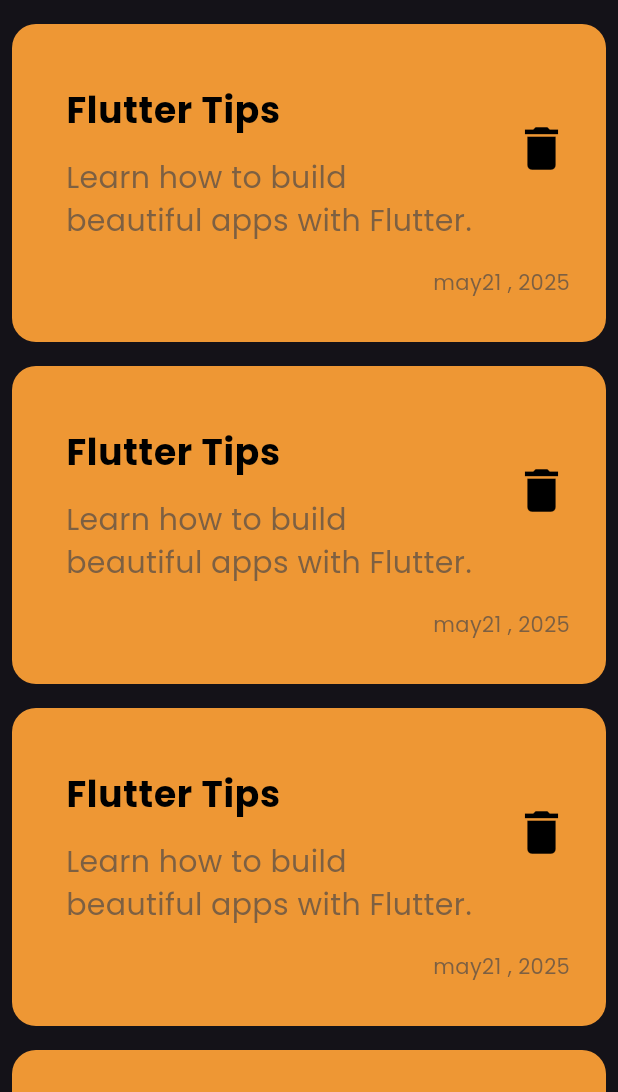
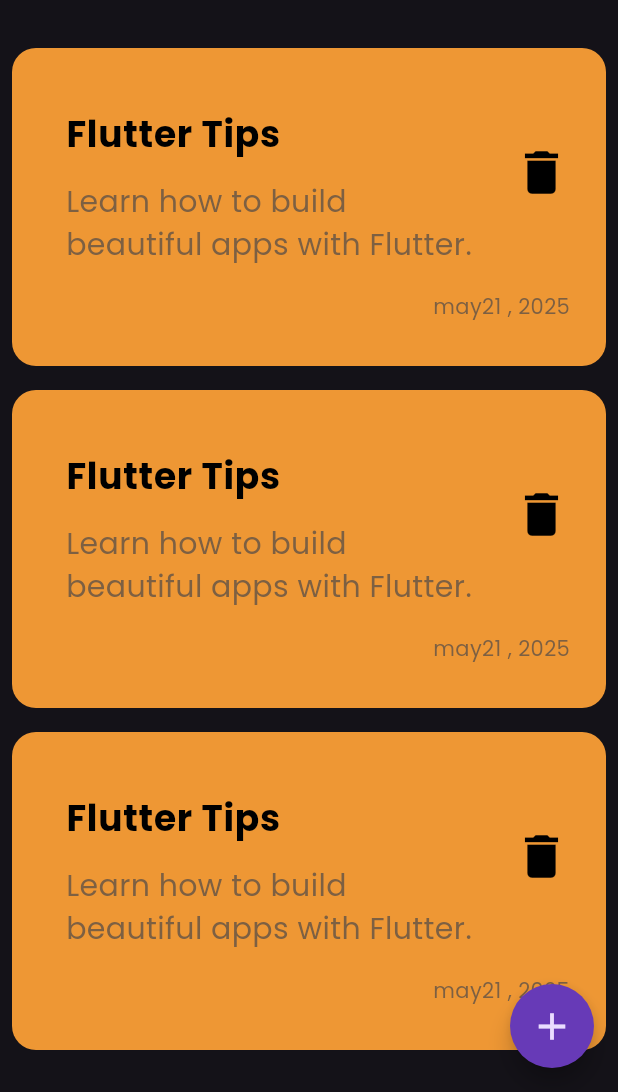
Before and after one commit to mahmOoud2004/note_app, a Flutter app: the screen it shows after launch, on a phone screen of 412 x 824 dp, the part 144-1236 px from its top. Run offline on Flutter 3.47's test engine with Material 3 defaults, Android fonts, the phone set to English and light mode, and no system bars.

```diff
--- a/lib/views/Note_view.dart
+++ b/lib/views/Note_view.dart
@@ -1,4 +1,5 @@
 import 'package:flutter/material.dart';
+import 'package:note_app/views/add_note_bottomsheet.dart';
 import 'package:note_app/widgets/noteview_body.dart';
 
 class NoteView extends StatelessWidget {
@@ -6,6 +7,22 @@ class NoteView extends StatelessWidget {
 
   @override
   Widget build(BuildContext context) {
-    return Scaffold(body: NoteviewBody());
+    return Scaffold(
+      body: NoteviewBody(),
+
+      floatingActionButton: FloatingActionButton(
+        onPressed: () {
+          showModalBottomSheet(
+            context: context,
+            builder: (context) {
+              return AddNoteBottomsheet();
+            },
+          );
+        },
+        child: Icon(Icons.add, size: 30),
+        shape: CircleBorder(),
+        backgroundColor: Colors.deepPurple,
+      ),
+    );
   }
 }
--- a/lib/widgets/note_listview.dart
+++ b/lib/widgets/note_listview.dart
@@ -6,11 +6,15 @@ class NoteListview extends StatelessWidget {
 
   @override
   Widget build(BuildContext context) {
-    return ListView.builder(
-      itemBuilder: (context, index) {
-        return CustomNoteItem();
-      },
-      itemCount: 10,
+    return Padding(
+      padding: const EdgeInsets.symmetric(vertical: 16),
+      child: ListView.builder(
+        padding: EdgeInsets.zero,
+        itemBuilder: (context, index) {
+          return CustomNoteItem();
+        },
+        itemCount: 10,
+      ),
     );
   }
 }
```
Also changed, not shown: lib/views/add_note_bottomsheet.dart (added, +21 -0 lines), lib/widgets/custom_text_field.dart (added, +21 -0 lines).
